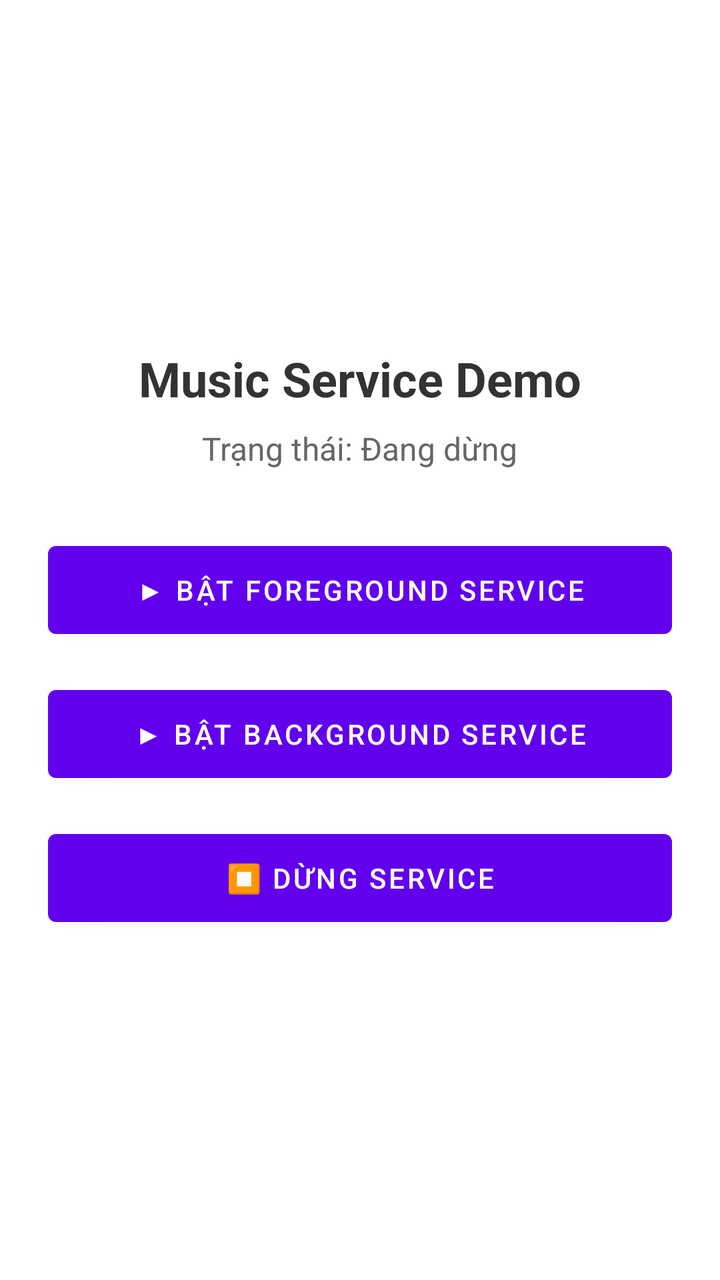
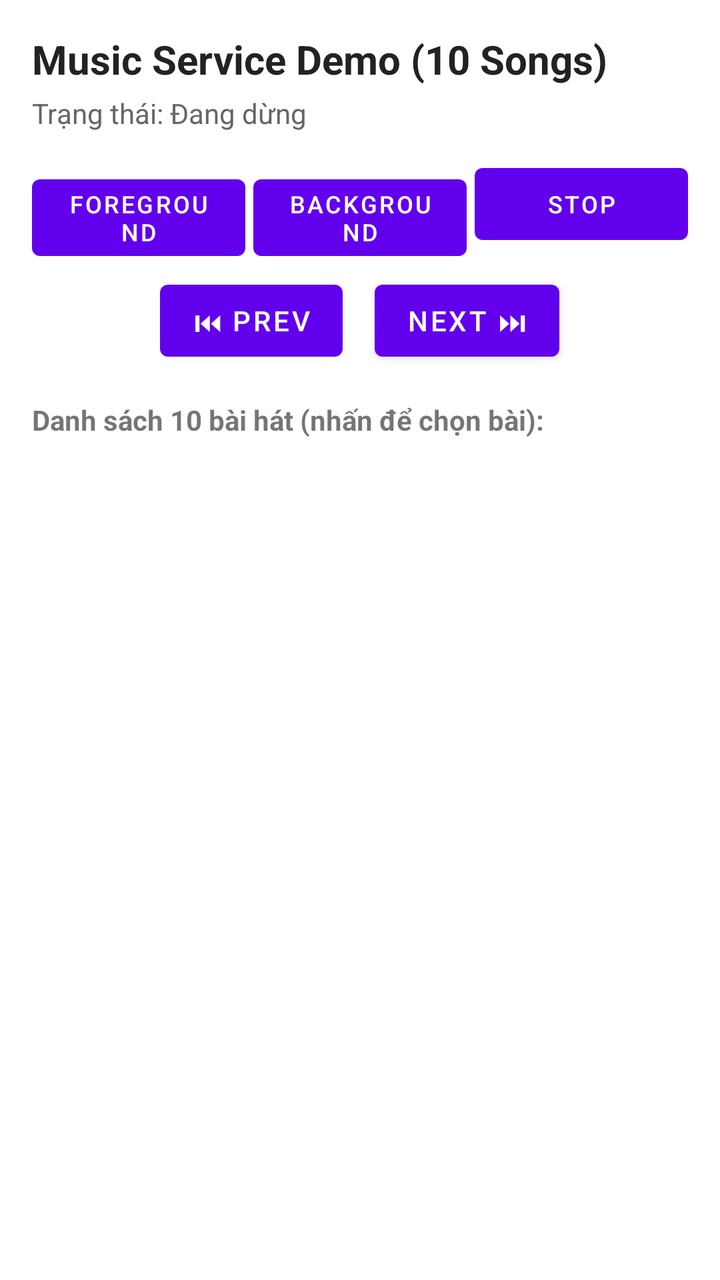

Screens rendered from an Android XML layout before and after an edit, with the pre-edit source and the edit as a unified diff.
<!-- AndroidManifest.xml: application theme Theme.MusicServiceDemo -->
<!-- res/layout/activity_main.xml -->
<?xml version="1.0" encoding="utf-8"?>
<LinearLayout xmlns:android="http://schemas.android.com/apk/res/android"
    android:layout_width="match_parent"
    android:layout_height="match_parent"
    android:gravity="center"
    android:orientation="vertical"
    android:padding="24dp">

    <TextView
        android:layout_width="wrap_content"
        android:layout_height="wrap_content"
        android:text="Music Service Demo"
        android:textSize="24sp"
        android:textStyle="bold"
        android:textColor="#333333"
        android:layout_marginBottom="8dp" />

    <TextView
        android:id="@+id/tvStatus"
        android:layout_width="wrap_content"
        android:layout_height="wrap_content"
        android:text="Trạng thái: Đang dừng"
        android:textSize="16sp"
        android:textColor="#666666"
        android:layout_marginBottom="32dp" />

    <Button
        android:id="@+id/btnForeground"
        android:layout_width="match_parent"
        android:layout_height="56dp"
        android:text="▶ Bật Foreground Service" />

    <Button
        android:id="@+id/btnBackground"
        android:layout_width="match_parent"
        android:layout_height="56dp"
        android:layout_marginTop="16dp"
        android:text="▶ Bật Background Service" />

    <Button
        android:id="@+id/btnStop"
        android:layout_width="match_parent"
        android:layout_height="56dp"
        android:layout_marginTop="16dp"
        android:text="⏹ Dừng Service" />
</LinearLayout>
<!-- resources referenced by this layout -->
<resources>
  <style name="Theme.MusicServiceDemo" parent="Theme.MaterialComponents.DayNight.DarkActionBar">
          <item name="colorPrimary">#6200EE</item>
          <item name="colorPrimaryVariant">#3700B3</item>
          <item name="colorOnPrimary">#FFFFFF</item>
      </style>
</resources>

<!-- the commit's change to res/layout/activity_main.xml (unified diff, before → after) -->
@@ -2,45 +2,95 @@
 <LinearLayout xmlns:android="http://schemas.android.com/apk/res/android"
     android:layout_width="match_parent"
     android:layout_height="match_parent"
-    android:gravity="center"
     android:orientation="vertical"
-    android:padding="24dp">
+    android:padding="16dp">
 
     <TextView
         android:layout_width="wrap_content"
         android:layout_height="wrap_content"
-        android:text="Music Service Demo"
-        android:textSize="24sp"
+        android:text="Music Service Demo (10 Songs)"
+        android:textSize="20sp"
         android:textStyle="bold"
-        android:textColor="#333333"
-        android:layout_marginBottom="8dp" />
+        android:textColor="#222222" />
 
     <TextView
         android:id="@+id/tvStatus"
         android:layout_width="wrap_content"
         android:layout_height="wrap_content"
         android:text="Trạng thái: Đang dừng"
-        android:textSize="16sp"
+        android:textSize="14sp"
         android:textColor="#666666"
-        android:layout_marginBottom="32dp" />
+        android:layout_marginTop="4dp"
+        android:layout_marginBottom="12dp" />
 
-    <Button
-        android:id="@+id/btnForeground"
+    
+    <LinearLayout
         android:layout_width="match_parent"
-        android:layout_height="56dp"
-        android:text="▶ Bật Foreground Service" />
+        android:layout_height="wrap_content"
+        android:orientation="horizontal"
+        android:weightSum="3">
 
-    <Button
-        android:id="@+id/btnBackground"
+        <Button
+            android:id="@+id/btnForeground"
+            android:layout_width="0dp"
+            android:layout_height="wrap_content"
+            android:layout_weight="1"
+            android:text="Foreground"
+            android:textSize="12sp" />
+
+        <Button
+            android:id="@+id/btnBackground"
+            android:layout_width="0dp"
+            android:layout_height="wrap_content"
+            android:layout_weight="1"
+            android:layout_marginStart="4dp"
+            android:layout_marginEnd="4dp"
+            android:text="Background"
+            android:textSize="12sp" />
+
+        <Button
+            android:id="@+id/btnStop"
+            android:layout_width="0dp"
+            android:layout_height="wrap_content"
+            android:layout_weight="1"
+            android:text="Stop"
+            android:textSize="12sp" />
+    </LinearLayout>
+
+    <LinearLayout
         android:layout_width="match_parent"
-        android:layout_height="56dp"
-        android:layout_marginTop="16dp"
-        android:text="▶ Bật Background Service" />
+        android:layout_height="wrap_content"
+        android:orientation="horizontal"
+        android:gravity="center"
+        android:layout_marginTop="8dp"
+        android:layout_marginBottom="8dp">
 
-    <Button
-        android:id="@+id/btnStop"
+        <Button
+            android:id="@+id/btnPrev"
+            android:layout_width="wrap_content"
+            android:layout_height="wrap_content"
+            android:text="⏮ Prev" />
+
+        <Button
+            android:id="@+id/btnNext"
+            android:layout_width="wrap_content"
+            android:layout_height="wrap_content"
+            android:layout_marginStart="16dp"
+            android:text="Next ⏭" />
+    </LinearLayout>
+
+    <TextView
+        android:layout_width="wrap_content"
+        android:layout_height="wrap_content"
+        android:text="Danh sách 10 bài hát (nhấn để chọn bài):"
+        android:textSize="14sp"
+        android:textStyle="bold"
+        android:layout_marginTop="8dp"
+        android:layout_marginBottom="4dp" />
+
+    <ListView
+        android:id="@+id/lvSongs"
         android:layout_width="match_parent"
-        android:layout_height="56dp"
-        android:layout_marginTop="16dp"
-        android:text="⏹ Dừng Service" />
+        android:layout_height="0dp"
+        android:layout_weight="1" />
 </LinearLayout>
